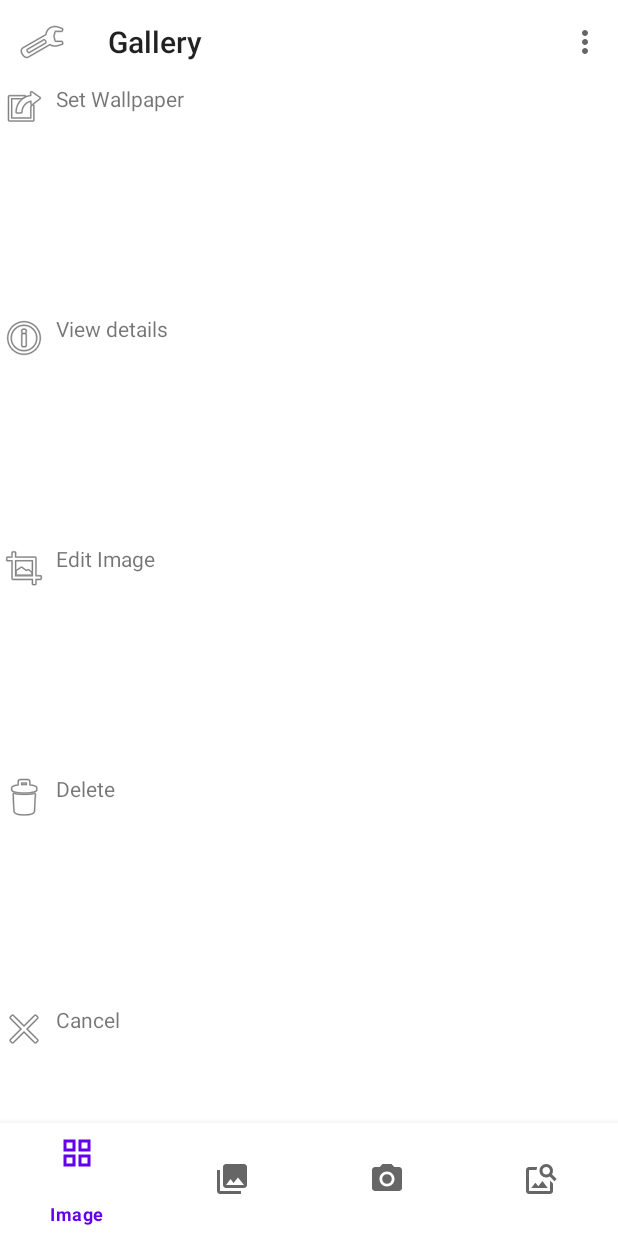
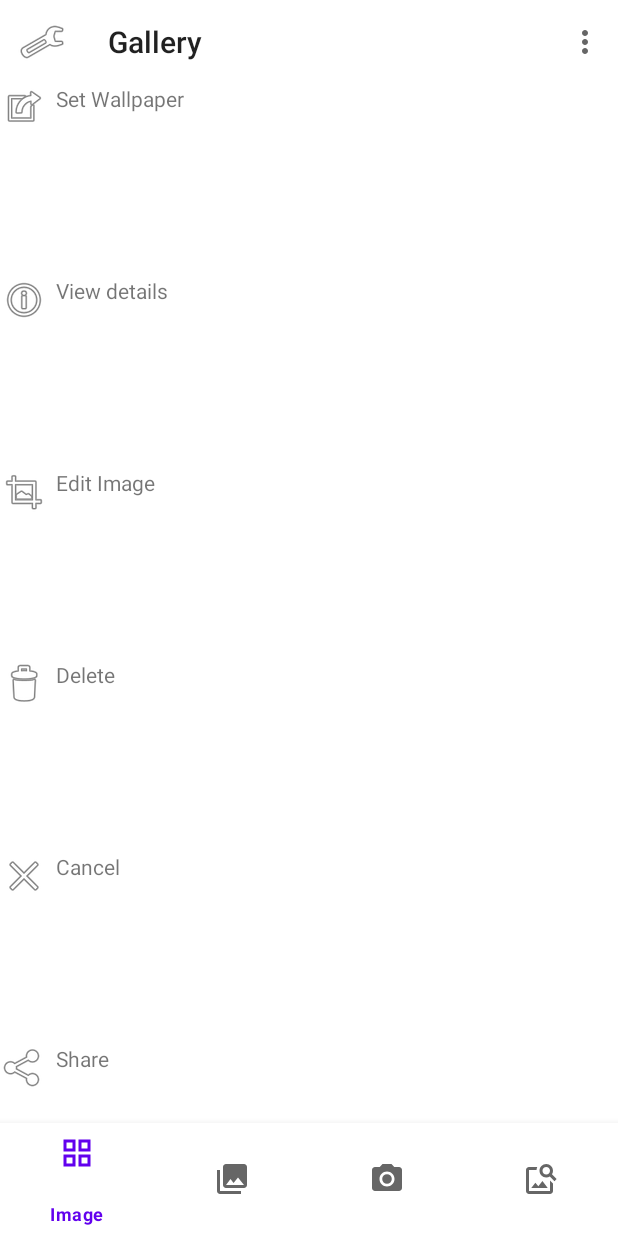
Before and after one commit to dodgero11/AlbumAppGroup5, an Android app: the fragment ImageOptionsFragment placed in its activity, on a phone screen of 412 x 824 dp. Run offline under Robolectric (Android 15) with nearby library versions, the phone set to English and light mode, and no system bars; 1 statement that could not run was skipped.

Commit message:
add shareImage

```diff
--- a/AlbumAppGroup5/app/src/main/java/com/example/albumappgroup5/activities/ImageOptionsFragment.java
+++ b/AlbumAppGroup5/app/src/main/java/com/example/albumappgroup5/activities/ImageOptionsFragment.java
@@ -54,6 +54,7 @@ public class ImageOptionsFragment extends Fragment implements OptionsFragmentCal
         LinearLayout cancelOption = view.findViewById(R.id.cancelOption);
         LinearLayout setWallpaperOption = view.findViewById(R.id.setWallpaperOption);
         LinearLayout editImageOption = view.findViewById(R.id.editImageOption);
+        LinearLayout shareOption = view.findViewById(R.id.shareImageOption);
 
         setWallpaperOption.setOnClickListener(v -> {
             main.selectOption(itemAffected, "setWallpaper");
@@ -71,6 +72,9 @@ public class ImageOptionsFragment extends Fragment implements OptionsFragmentCal
         cancelOption.setOnClickListener(v -> {
             main.selectOption(itemAffected, "cancel");
         });
+        shareOption.setOnClickListener(v -> {
+            main.selectOption(itemAffected, "shareImage");
+        });
         return view;
     }
 
--- a/AlbumAppGroup5/app/src/main/res/layout/fragment_image_options.xml
+++ b/AlbumAppGroup5/app/src/main/res/layout/fragment_image_options.xml
@@ -131,6 +131,30 @@
     </LinearLayout>
 
     <!-- add more if needed -->
+    <!-- Share Image Option (New Option) -->
+    <LinearLayout
+        android:layout_width="match_parent"
+        android:layout_height="0dp"
+        android:layout_weight="1"
+        android:focusable="true"
+        android:orientation="horizontal"
+        android:clickable="true"
+        android:id="@+id/shareImageOption">
 
+        <ImageView
+            android:layout_width="wrap_content"
+            android:layout_height="wrap_content"
+            android:adjustViewBounds="true"
+            android:scaleType="fitCenter"
+            android:layout_marginEnd="5dp"
+            android:maxHeight="40dp"
+            android:maxWidth="40dp"
+            android:src="@android:drawable/ic_menu_share"/>
+
+        <TextView
+            android:layout_width="wrap_content"
+            android:layout_height="wrap_content"
+            android:text="@string/shareImage"/>
+    </LinearLayout>
 
 </LinearLayout>
--- a/AlbumAppGroup5/app/src/main/res/values/strings.xml
+++ b/AlbumAppGroup5/app/src/main/res/values/strings.xml
@@ -10,7 +10,7 @@
     <string name="viewDetails">View details</string>
     <string name="delete">Delete</string>
     <string name="cancel">Cancel</string>
-
+    <string name="shareImage">Share</string>
     <!-- app settings -->
     <string name="appearance">Appearance</string>
     <string-array name="appearanceOptions">
```
Also changed, not shown: AlbumAppGroup5/app/src/main/java/com/example/albumappgroup5/activities/MainActivity.java (+46 -0 lines), AlbumAppGroup5/app/src/main/res/xml/file_paths.xml (+12 -2 lines).
